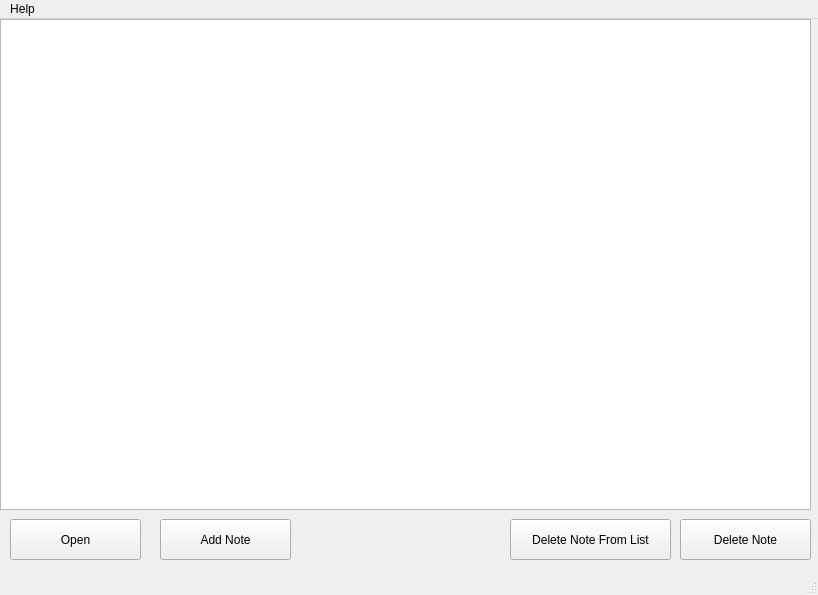
Before: the Qt Designer form notelist.ui in TumerAlpKirinc/BetterNotepad, drawn with Qt 5.
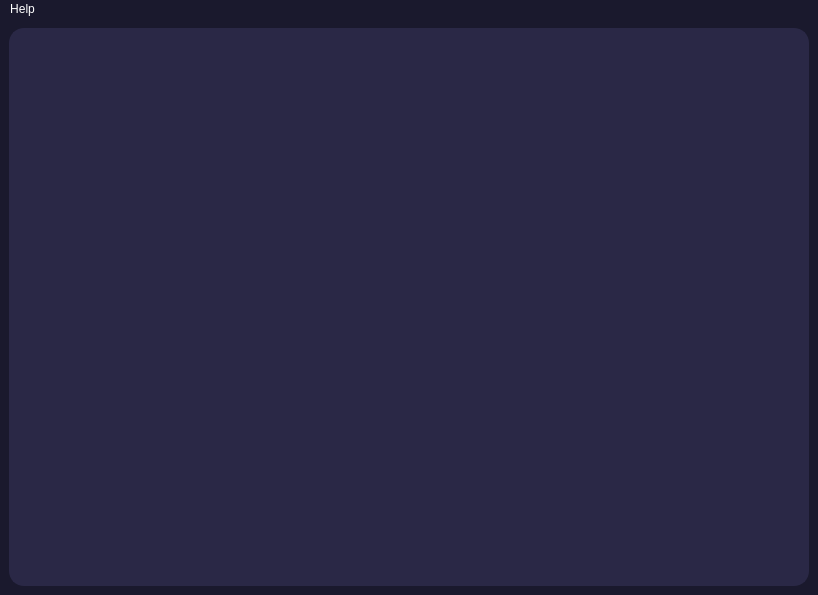
After: the same form once the commit is applied. Icons and pictures are not drawn.

```diff
--- a/notelist.ui
+++ b/notelist.ui
@@ -13,75 +13,100 @@
   <property name="windowTitle">
    <string>MainWindow</string>
   </property>
+  <property name="styleSheet">
+   <string notr="true">/* Ana Pencere ve Tüm Widget'lar */
+QMainWindow, QWidget {
+    background-color: #1A192D; /* Koyu Ana Arka Plan */
+    color: #FFFFFF; /* Beyaz Metin */
+
+
+}
+/* ScrollArea Arka Planı */
+QScrollArea {
+    background-color: #2A2846;  /* Koyu arka plan */
+	border: 2px solid #2A2846;	
+	border-radius: 15px;
+}
+
+/* ScrollArea İçindeki Widget (Container) */
+QScrollArea QWidget#scrollAreaWidgetContents {
+    background-color: #2A2846;
+	border-radius: 15px;
+}
+
+/* Scrollbar Özelleştirme */
+QScrollBar:vertical {
+    background: #2A2846;
+    width: 10px;
+    margin: 0px 0px 0px 0px;
+}
+
+QScrollBar::handle:vertical {
+    background: #3E3C5C;
+    border-radius: 15px;
+}
+
+QScrollBar::add-line:vertical, QScrollBar::sub-line:vertical {
+    background: none;
+    height: 0px;
+}
+
+
+
+
+
+/* Butonlar - Ghost/Flat Buton Görünümü ve Büyüme Efekti */
+QPushButton {
+    background-color: #1A192D; /* ANA ARKA PLAN İLE AYNI */
+    color: #FFFFFF; /* Metin rengi Vurgu Rengi */
+    border: 2px solid #2A2846; /* Kenarlık Vurgu Rengi */
+    border-radius: 15px;
+    padding: 8px 16px; /* Normal Boyut */
+    font-weight: bold;
+    min-width: 80px;
+    
+    /* Qt'de çalışan yumuşak geçişler ve gölgeler için ek ayarlar ekleyebilirsiniz. */
+}
+
+QPushButton:hover {
+    background-color: #2A2846; /* Hover: Arka plan Vurgu Rengine döner */
+    color: #FFFFFF; /* Hover: Metin Koyu Arka Plan Rengine döner */
+    
+
+}
+
+QPushButton:pressed {
+    background-color: #0F0E23; /* Basılma: Biraz daha koyu Vurgu */
+    color: #FFFFFF; /* Basılma: Beyaz Metin */
+    border-color: #0F0E23;
+
+}
+
+</string>
+  </property>
   <widget class="QWidget" name="centralwidget">
-   <widget class="QTableWidget" name="tableWidget">
-    <property name="geometry">
-     <rect>
-      <x>0</x>
-      <y>0</y>
-      <width>811</width>
-      <height>491</height>
-     </rect>
-    </property>
-    <property name="rowCount">
-     <number>0</number>
-    </property>
-    <property name="columnCount">
-     <number>0</number>
-    </property>
-   </widget>
-   <widget class="QPushButton" name="pushButton">
-    <property name="geometry">
-     <rect>
-      <x>160</x>
-      <y>500</y>
-      <width>131</width>
-      <height>41</height>
-     </rect>
-    </property>
-    <property name="text">
-     <string>Add Note</string>
-    </property>
-   </widget>
-   <widget class="QPushButton" name="pushButton_2">
-    <property name="geometry">
-     <rect>
-      <x>510</x>
-      <y>500</y>
-      <width>161</width>
-      <height>41</height>
-     </rect>
-    </property>
-    <property name="text">
-     <string>Delete Note From List</string>
-    </property>
-   </widget>
-   <widget class="QPushButton" name="pushButton_3">
-    <property name="geometry">
-     <rect>
-      <x>680</x>
-      <y>500</y>
-      <width>131</width>
-      <height>41</height>
-     </rect>
-    </property>
-    <property name="text">
-     <string>Delete Note</string>
-    </property>
-   </widget>
-   <widget class="QPushButton" name="pushButton_4">
-    <property name="geometry">
-     <rect>
-      <x>10</x>
-      <y>500</y>
-      <width>131</width>
-      <height>41</height>
-     </rect>
-    </property>
-    <property name="text">
-     <string>Open</string>
-    </property>
-   </widget>
+   <layout class="QVBoxLayout" name="verticalLayout">
+    <item>
+     <widget class="QScrollArea" name="scrollArea">
+      <property name="widgetResizable">
+       <bool>true</bool>
+      </property>
+      <widget class="QWidget" name="scrollAreaWidgetContents">
+       <property name="geometry">
+        <rect>
+         <x>0</x>
+         <y>0</y>
+         <width>796</width>
+         <height>544</height>
+        </rect>
+       </property>
+      </widget>
+     </widget>
+    </item>
+    <item>
+     <layout class="QHBoxLayout" name="horizontalLayout" stretch=""/>
+    </item>
+   </layout>
   </widget>
   <widget class="QMenuBar" name="menubar">
    <property name="geometry">
@@ -89,7 +114,7 @@
      <x>0</x>
      <y>0</y>
      <width>818</width>
-     <height>25</height>
+     <height>21</height>
     </rect>
    </property>
    <widget class="QMenu" name="menuHelp">
@@ -100,7 +125,6 @@
    </widget>
    <addaction name="menuHelp"/>
   </widget>
-  <widget class="QStatusBar" name="statusbar"/>
   <action name="actionInfo">
    <property name="icon">
     <iconset resource="Resource.qrc">
```
